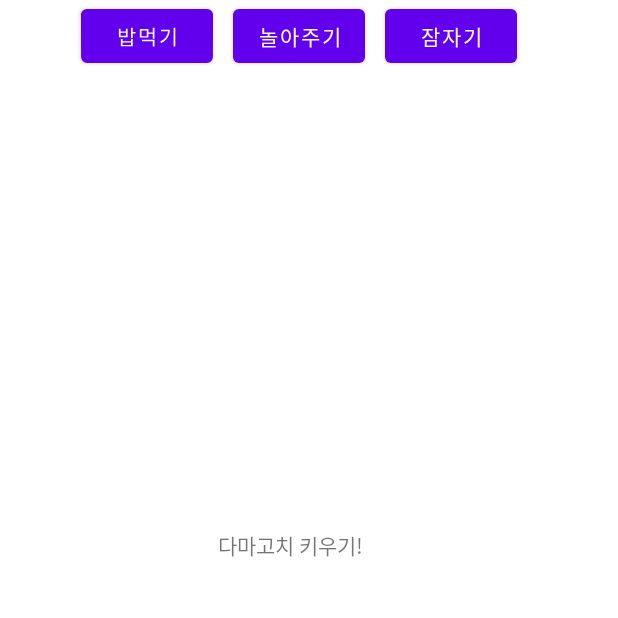
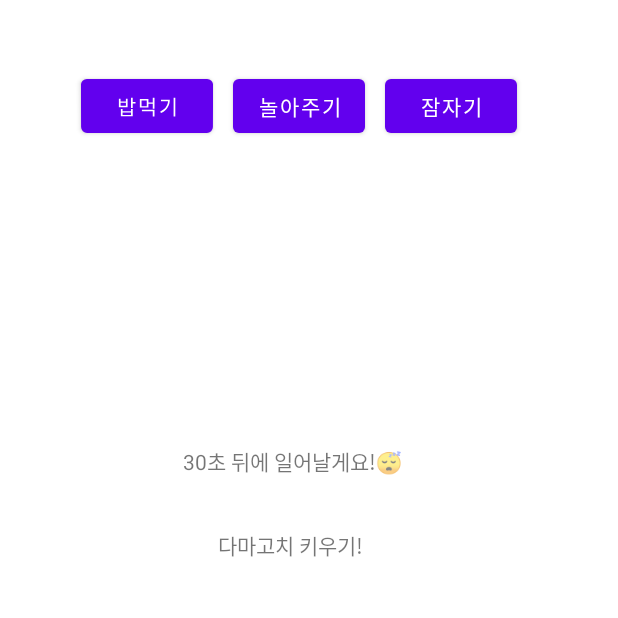
Before and after one commit to swonny/JavaProject, an Android app: the SubActivity screen opened directly, with no data from a screen before it, after a tap on "잠자기", on a phone screen of 412 x 824 dp, the top half of it. Run offline under Robolectric (Android 15) with nearby library versions, the phone set to English and light mode, and no system bars; 1 statement that could not run was skipped.

Commit message:
21.12.05(일) 잠자기 타이머 구현

```diff
--- a/app/src/main/java/com/example/javaproject/MainActivity.java
+++ b/app/src/main/java/com/example/javaproject/MainActivity.java
@@ -68,7 +68,7 @@ class Tama implements Serializable {
     }
 
     public void sleep() {
-
+        energyUp(5);
     }
 }
 
--- a/app/src/main/java/com/example/javaproject/SubActivity.java
+++ b/app/src/main/java/com/example/javaproject/SubActivity.java
@@ -2,6 +2,7 @@ package com.example.javaproject;
 
 import android.content.Intent;
 import android.os.Bundle;
+import android.os.CountDownTimer;
 import android.view.View;
 import android.widget.Button;
 import android.widget.TextView;
@@ -32,14 +33,29 @@ public class SubActivity extends AppCompatActivity {
 
         characterName.setText("이름 : "+ myCharacter.name + "\n레벨 : " + myCharacter.getLevel() + "\n에너지 : "+ myCharacter.getEnergy());
 
-        Button sleepButton = (Button) findViewById(R.id.sleepButton); // 잠자기 버튼
-
+        //카운트다운 타이머 시작
+        TextView sleepTimerView = (TextView) findViewById(R.id.sleepTimer);
+        Button sleepButton = (Button) findViewById(R.id.sleepButton);
         sleepButton.setOnClickListener(new View.OnClickListener() { // 잠자기 버튼 클릭시 타이머 시작
             @Override
             public void onClick(View view) {
+                CountDownTimer countDownTimer = new CountDownTimer(30000,1000) {
+                    @Override
+                    public void onTick(long millisUntilFinished) {
+                        int num = (int) (millisUntilFinished / 1000);
+                        sleepTimerView.setText(Integer.toString(num+1) + "초 뒤에 일어날게요!😴");
+                    }
 
+                    @Override
+                    public void onFinish() {
+                        myCharacter.sleep();
+                        setInfoTextview();
+                        sleepTimerView.setText("상태 : 잠에서 깨어났어요!");
+                    }
+                }.start();
             }
         });
+
     }
 
     public void setInfoTextview() {
@@ -51,8 +67,6 @@ public class SubActivity extends AppCompatActivity {
         eatToast.show();
         myCharacter.eat();
         setInfoTextview();
-
-        System.out.println("tesss");
     }
 
     public void play(View v) {
@@ -61,10 +75,4 @@ public class SubActivity extends AppCompatActivity {
         setInfoTextview();
     }
 
-    public void sleep(View v) {
-        Toast.makeText(getApplicationContext(), "z Z z z Z ..", Toast.LENGTH_SHORT).show();
-        myCharacter.sleep();
-        setInfoTextview();
-    }
-
 }
--- a/app/src/main/res/layout/first_main.xml
+++ b/app/src/main/res/layout/first_main.xml
@@ -18,12 +18,25 @@
         app:layout_constraintTop_toTopOf="parent"
         app:layout_constraintVertical_bias="0.439" />
 
+    <TextView
+        android:id="@+id/sleepTimer"
+        android:layout_width="wrap_content"
+        android:layout_height="wrap_content"
+        android:text=""
+        app:layout_constraintBottom_toBottomOf="parent"
+        app:layout_constraintHorizontal_bias="0.461"
+        app:layout_constraintLeft_toLeftOf="parent"
+        app:layout_constraintRight_toRightOf="parent"
+        app:layout_constraintTop_toTopOf="parent"
+        app:layout_constraintVertical_bias="0.370" />
+
     <LinearLayout
         android:id="@+id/linearLayout"
         android:layout_width="match_parent"
         android:layout_height="match_parent"
         android:orientation="horizontal"
         android:gravity="center_horizontal"
+        android:layout_marginTop="70px"
         tools:context=".MainActivity"
         tools:layout_editor_absoluteX="29dp"
         tools:layout_editor_absoluteY="126dp">
@@ -58,7 +71,6 @@
             android:layout_width="wrap_content"
             android:layout_height="wrap_content"
             android:layout_marginRight="20px"
-            android:onClick="sleep"
             android:text="잠자기"
             tools:layout_editor_absoluteX="281dp"
             tools:layout_editor_absoluteY="52dp" />
```
